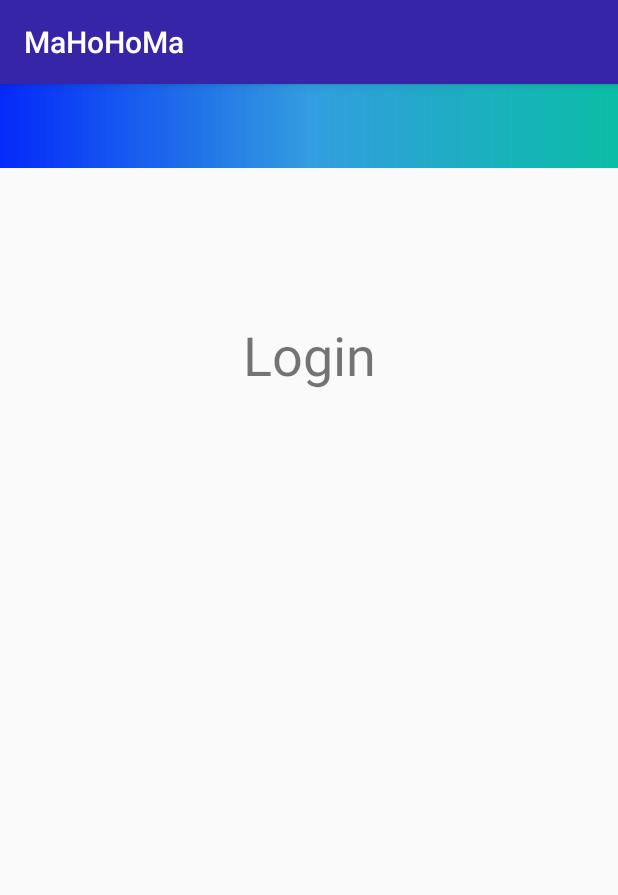
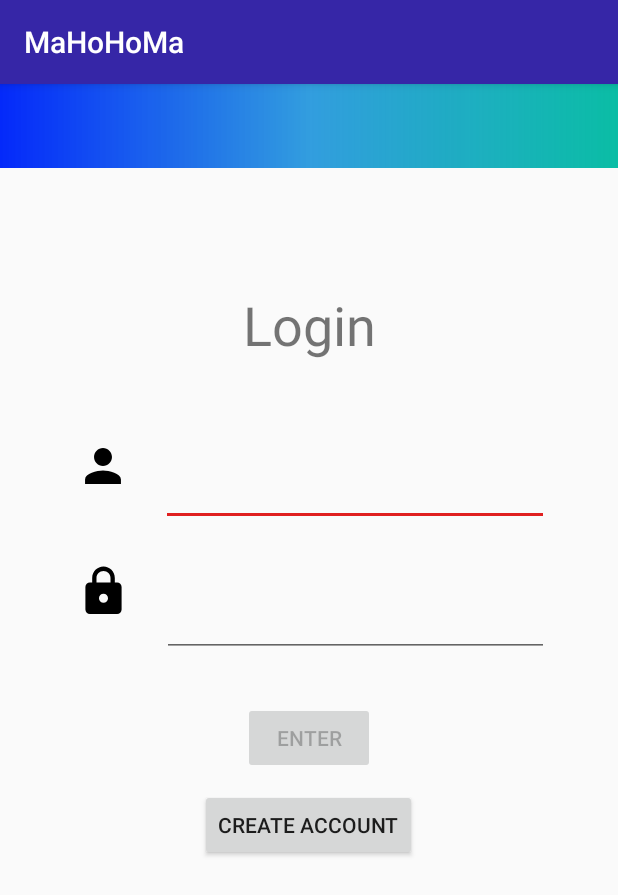
Before and after one commit to Mango0000/MaHoHoMa2, an Android app: the LoginPage screen opened directly, with no data from a screen before it, on a phone screen of 412 x 824 dp. Shown: the top 895 px of the screen. Run offline under Robolectric (Android 15) with nearby library versions, the light colour scheme and no system bars; Roboto replaces fonts that are not available here.

Commit message:
Login-Page GUI FR pt.2

```diff
--- a/app/src/main/res/layout/activity_login_page.xml
+++ b/app/src/main/res/layout/activity_login_page.xml
@@ -6,12 +6,6 @@
     android:layout_height="match_parent"
     tools:context=".LoginPage">
 
-
-
-    <LinearLayout
-        android:layout_width="match_parent"
-        android:layout_height="match_parent"
-        android:orientation="horizontal">
 
     <LinearLayout
         android:layout_width="match_parent"
@@ -29,11 +23,72 @@
             android:id="@+id/textView2"
             android:layout_width="match_parent"
             android:layout_height="wrap_content"
-                android:layout_marginTop="100dp"
+            android:layout_marginTop="80dp"
+            android:layout_marginBottom="30dp"
             android:text="Login"
             android:textAlignment="center"
             android:textSize="36sp" />
 
+        <LinearLayout
+            android:layout_width="wrap_content"
+            android:layout_height="wrap_content"
+            android:layout_marginLeft="30dp"
+            android:layout_marginRight="50dp"
+            android:orientation="horizontal">
+
+            <ImageView
+                android:id="@+id/imageView2"
+                android:layout_width="77dp"
+                android:layout_height="80dp"
+                app:srcCompat="@drawable/icon_user_foreground" />
+
+            <EditText
+                android:id="@+id/editText"
+                android:layout_width="313dp"
+                android:layout_height="match_parent"
+                android:ems="10"
+                android:inputType="textPersonName" />
         </LinearLayout>
+
+        <LinearLayout
+            android:layout_width="wrap_content"
+            android:layout_height="wrap_content"
+            android:layout_marginLeft="30dp"
+            android:layout_marginRight="50dp"
+            android:orientation="horizontal">
+
+            <ImageView
+                android:id="@+id/imageView3"
+                android:layout_width="78dp"
+                android:layout_height="87dp"
+                app:srcCompat="@drawable/icon_lock_foreground" />
+
+            <EditText
+                android:id="@+id/editText2"
+                android:layout_width="312dp"
+                android:layout_height="match_parent"
+                android:ems="10"
+                android:inputType="textPassword" />
         </LinearLayout>
+
+        <Button
+            android:id="@+id/button"
+            android:layout_width="wrap_content"
+            android:layout_height="wrap_content"
+            android:layout_gravity="center|center_horizontal|center_vertical"
+            android:layout_marginTop="30dp"
+            android:enabled="false"
+            android:gravity="center|center_horizontal|center_vertical"
+            android:text="Enter" />
+
+        <Button
+            android:id="@+id/button2"
+            android:layout_width="wrap_content"
+            android:layout_height="wrap_content"
+            android:layout_gravity="center"
+            android:layout_marginTop="10dp"
+            android:text="Create Account" />
+
+    </LinearLayout>
+
 </androidx.constraintlayout.widget.ConstraintLayout>
```
Lines whose indentation alone changed are shown as unchanged.
